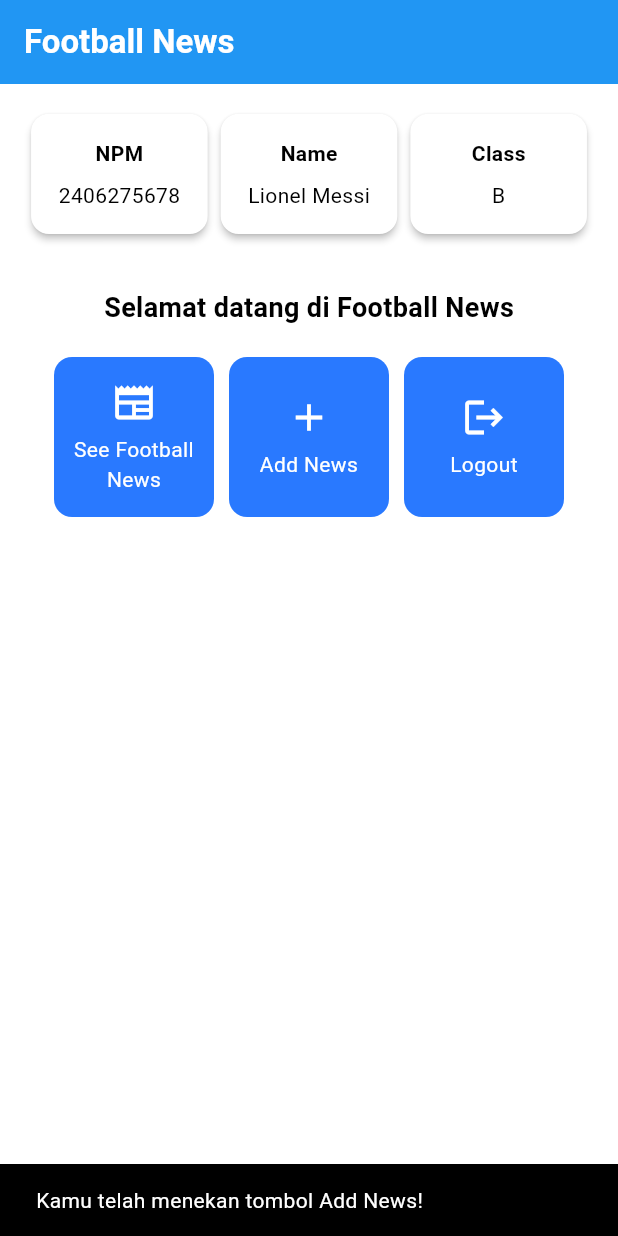
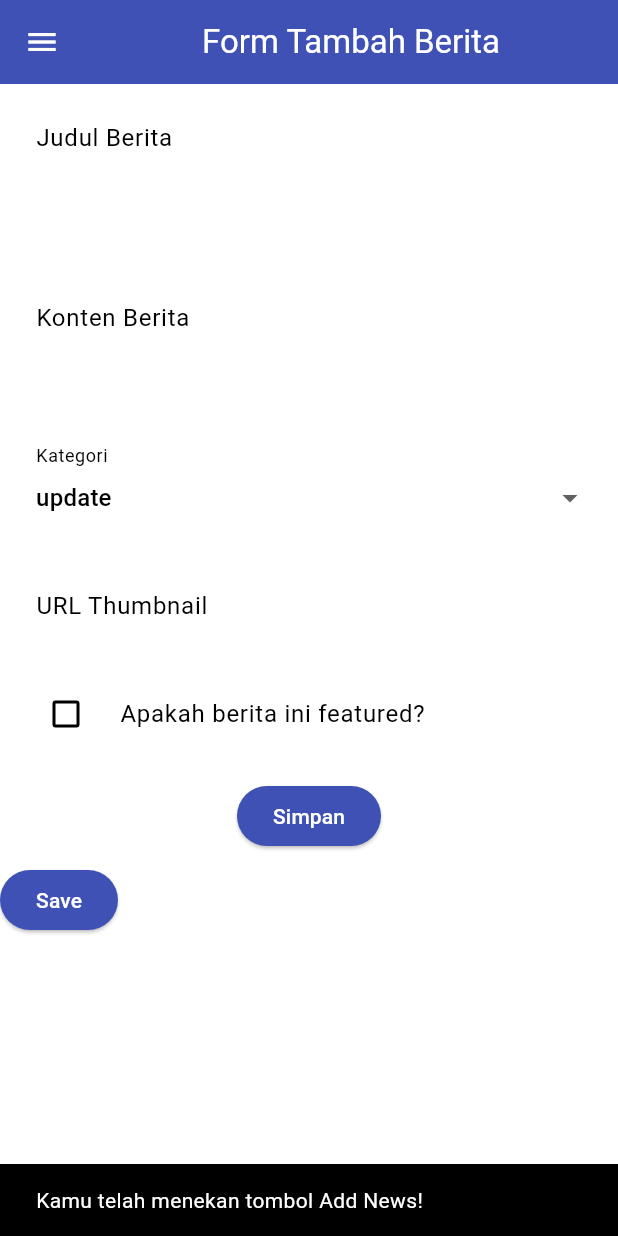
Before and after one commit to rafasoelistiono/football-news-mobile, a Flutter app: the screen it shows after launch, after a tap on "Add News", on a phone screen of 412 x 824 dp. Run offline on Flutter 3.47's test engine with Material 3 defaults, Android fonts, the phone set to English and light mode, and no system bars.

Commit message:
tutorial 7 selesai

```diff
--- a/lib/main.dart
+++ b/lib/main.dart
@@ -1,5 +1,5 @@
 import 'package:flutter/material.dart';
-import 'package:football_news/menu.dart';
+import 'package:football_news/screens/menu.dart';
 
 void main() {
   runApp(const MyApp());
--- a/lib/menu.dart
+++ b/lib/screens/menu.dart
@@ -1,4 +1,6 @@
 import 'package:flutter/material.dart';
+import 'package:football_news/widgets/left_drawer.dart';
+import 'package:football_news/widgets/news_card.dart';
 
 class MyHomePage extends StatelessWidget {
   MyHomePage({super.key});
@@ -27,6 +29,7 @@ class MyHomePage extends StatelessWidget {
         // Warna latar belakang AppBar diambil dari skema warna tema aplikasi.
         backgroundColor: Theme.of(context).colorScheme.primary,
       ),
+      drawer: const LeftDrawer(),
       // Body halaman dengan padding di sekelilingnya.
       body: Padding(
         padding: const EdgeInsets.all(16.0),
@@ -128,54 +131,3 @@ class ItemHomepage {
 
   ItemHomepage(this.name, this.icon);
 }
-
-class ItemCard extends StatelessWidget {
-  // Menampilkan kartu dengan ikon dan nama.
-
-  final ItemHomepage item;
-
-  const ItemCard(this.item, {super.key});
-
-  @override
-  Widget build(BuildContext context) {
-    return Material(
-      // Menentukan warna latar belakang dari tema aplikasi.
-      color: Theme.of(context).colorScheme.secondary,
-      // Membuat sudut kartu melengkung.
-      borderRadius: BorderRadius.circular(12),
-
-      child: InkWell(
-        // Aksi ketika kartu ditekan.
-        onTap: () {
-          // Menampilkan pesan SnackBar saat kartu ditekan.
-          ScaffoldMessenger.of(context)
-            ..hideCurrentSnackBar()
-            ..showSnackBar(
-              SnackBar(
-                content: Text("Kamu telah menekan tombol ${item.name}!"),
-              ),
-            );
-        },
-        // Container untuk menyimpan Icon dan Text
-        child: Container(
-          padding: const EdgeInsets.all(8),
-          child: Center(
-            child: Column(
-              // Menyusun ikon dan teks di tengah kartu.
-              mainAxisAlignment: MainAxisAlignment.center,
-              children: [
-                Icon(item.icon, color: Colors.white, size: 30.0),
-                const Padding(padding: EdgeInsets.all(3)),
-                Text(
-                  item.name,
-                  textAlign: TextAlign.center,
-                  style: const TextStyle(color: Colors.white),
-                ),
-              ],
-            ),
-          ),
-        ),
-      ),
-    );
-  }
-}
--- /dev/null
+++ b/lib/screens/newslist_form.dart
@@ -0,0 +1,261 @@
+import 'package:flutter/material.dart';
+import 'package:football_news/widgets/left_drawer.dart';
+
+class NewsFormPage extends StatefulWidget {
+  const NewsFormPage({super.key});
+
+  @override
+  State<NewsFormPage> createState() => _NewsFormPageState();
+}
+
+class _NewsFormPageState extends State<NewsFormPage> {
+  final _formKey = GlobalKey<FormState>();
+  String _title = "";
+  String _content = "";
+  String _category = "update"; // default
+  String _thumbnail = "";
+  bool _isFeatured = false; // default
+
+  final List<String> _categories = [
+    'transfer',
+    'update',
+    'exclusive',
+    'match',
+    'rumor',
+    'analysis',
+  ];
+
+  @override
+  Widget build(BuildContext context) {
+    return Scaffold(
+      appBar: AppBar(
+        title: const Center(child: Text('Form Tambah Berita')),
+        backgroundColor: Colors.indigo,
+        foregroundColor: Colors.white,
+      ),
+      drawer: const LeftDrawer(),
+      body: Form(
+        key: _formKey,
+        child: SingleChildScrollView(
+          child: Column(
+            crossAxisAlignment: CrossAxisAlignment.start,
+            children: [
+              // === Title ===
+              Padding(
+                padding: const EdgeInsets.all(8.0),
+                child: TextFormField(
+                  decoration: InputDecoration(
+                    hintText: "Judul Berita",
+                    labelText: "Judul Berita",
+                    border: OutlineInputBorder(
+                      borderRadius: BorderRadius.circular(5.0),
+                    ),
+                  ),
+                  onChanged: (String? value) {
+                    setState(() {
+                      _title = value!;
+                    });
+                  },
+                  validator: (String? value) {
+                    if (value == null || value.isEmpty) {
+                      return "Judul tidak boleh kosong!";
+                    }
+                    return null;
+                  },
+                ),
+              ),
+              // === Content ===
+              Padding(
+                padding: const EdgeInsets.all(8.0),
+                child: TextFormField(
+                  decoration: InputDecoration(
+                    hintText: "Konten Berita",
+                    labelText: "Konten Berita",
+                    border: OutlineInputBorder(
+                      borderRadius: BorderRadius.circular(5.0),
+                    ),
+                  ),
+                  onChanged: (String? value) {
+                    setState(() {
+                      _content = value!;
+                    });
+                  },
+                  validator: (String? value) {
+                    if (value == null || value.isEmpty) {
+                      return "Konten tidak boleh kosong!";
+                    }
+                    return null;
+                  },
+                  maxLines: 5,
+                ),
+              ),
+              // === Category ===
+              Padding(
+                padding: const EdgeInsets.all(8.0),
+                child: DropdownButtonFormField<String>(
+                  value: _category,
+                  decoration: InputDecoration(
+                    labelText: "Kategori",
+                    border: OutlineInputBorder(
+                      borderRadius: BorderRadius.circular(5.0),
+                    ),
+                  ),
+                  items:
+                      _categories.map((String category) {
+                        return DropdownMenuItem<String>(
+                          value: category,
+                          child: Text(category),
+                        );
+                      }).toList(),
+                  onChanged: (String? value) {
+                    setState(() {
+                      _category = value!;
+                    });
+                  },
+                  validator: (String? value) {
+                    if (value == null || value.isEmpty) {
+                      return "Kategori tidak boleh kosong!";
+                    }
+                    return null;
+                  },
+                ),
+              ),
+              // === Thumbnail ===
+              Padding(
+                padding: const EdgeInsets.all(8.0),
+                child: TextFormField(
+                  decoration: InputDecoration(
+                    hintText: "URL Thumbnail",
+                    labelText: "URL Thumbnail",
+                    border: OutlineInputBorder(
+                      borderRadius: BorderRadius.circular(5.0),
+                    ),
+                  ),
+                  onChanged: (String? value) {
+                    setState(() {
+                      _thumbnail = value!;
+                    });
+                  },
+                  validator: (String? value) {
+                    if (value == null || value.isEmpty) {
+                      return "URL Thumbnail tidak boleh kosong!";
+                    }
+                    return null;
+                  },
+                ),
+              ),
+              // === Is Featured ===
+              Padding(
+                padding: const EdgeInsets.all(8.0),
+                child: CheckboxListTile(
+                  title: const Text('Apakah berita ini featured?'),
+                  value: _isFeatured,
+                  onChanged: (bool? value) {
+                    setState(() {
+                      _isFeatured = value!;
+                    });
+                  },
+                  controlAffinity: ListTileControlAffinity.leading,
+                ),
+              ),
+              // === Tombol Simpan ===
+              Align(
+                alignment: Alignment.bottomCenter,
+                child: Padding(
+                  padding: const EdgeInsets.all(8.0),
+                  child: ElevatedButton(
+                    style: ButtonStyle(
+                      backgroundColor: MaterialStateProperty.all(Colors.indigo),
+                    ),
+                    onPressed: () {
+                      if (_formKey.currentState!.validate()) {
+                        showDialog(
+                          context: context,
+                          builder: (context) {
+                            return AlertDialog(
+                              title: const Text('Berita Berhasil Ditambahkan'),
+                              content: SingleChildScrollView(
+                                child: Column(
+                                  crossAxisAlignment: CrossAxisAlignment.start,
+                                  children: [
+                                    Text('Judul: $_title'),
+                                    Text('Konten: $_content'),
+                                    Text('Kategori: $_category'),
+                                    Text('Thumbnail: $_thumbnail'),
+                                    Text('Featured: $_isFeatured'),
+                                  ],
+                                ),
+                              ),
+                              actions: [
+                                TextButton(
+                                  child: const Text('OK'),
+                                  onPressed: () {
+                                    Navigator.pop(context);
+                                  },
+                                ),
+                              ],
+                            );
+                          },
+                        );
+                      }
+                    },
+                    child: const Text(
+                      "Simpan",
+                      style: TextStyle(color: Colors.white),
+                    ),
+                  ),
+                ),
+              ),
+              ElevatedButton(
+                style: ButtonStyle(
+                  backgroundColor:
+                      MaterialStateProperty.all(Colors.indigo),
+                ),
+                onPressed: () {
+                  if (_formKey.currentState!.validate()) {
+                    showDialog(
+                      context: context,
+                      builder: (context) {
+                        return AlertDialog(
+                          title: const Text('Produk berhasil tersimpan'),
+                          content: SingleChildScrollView(
+                            child: Column(
+                              crossAxisAlignment:
+                                  CrossAxisAlignment.start,
+                              children: [
+                                // TODO: Munculkan value-value lainnya
+                                Text('Judul: $_title'),
+                                Text('Konten: $_content'),
+                                Text('Kategori: $_category'),
+                                Text('Thumbnail: $_thumbnail'),
+                                Text('Featured: $_isFeatured'),
+                              ],
+                            ),
+                          ),
+                          actions: [
+                            TextButton(
+                              child: const Text('OK'),
+                              onPressed: () {
+                                Navigator.pop(context);
+                              },
+                            ),
+                          ],
+                        );
+                      },
+                    );
+                  _formKey.currentState!.reset();
+                  }
+                },
+                child: const Text(
+                  "Save",
+                  style: TextStyle(color: Colors.white),
+                ),
+              ),
+            ],
+          ),
+
+        ),
+      ),
+    );
+  }
+}
--- /dev/null
+++ b/lib/widgets/left_drawer.dart
@@ -0,0 +1,71 @@
+import 'package:flutter/material.dart';
+import 'package:football_news/screens/menu.dart';
+import 'package:football_news/screens/newslist_form.dart';
+
+class LeftDrawer extends StatelessWidget {
+  const LeftDrawer({super.key});
+
+  @override
+  Widget build(BuildContext context) {
+    return Drawer(
+      child: ListView(
+        children: [
+          const DrawerHeader(
+            decoration: BoxDecoration(color: Colors.blue),
+            child: Column(
+              children: [
+                Text(
+                  'Football News',
+                  textAlign: TextAlign.center,
+                  style: TextStyle(
+                    fontSize: 30,
+                    fontWeight: FontWeight.bold,
+                    color: Colors.white,
+                  ),
+                ),
+                Padding(padding: EdgeInsets.all(10)),
+                Text(
+                  "Seluruh berita sepak bola terkini di sini",
+                  textAlign: TextAlign.center,
+                  style: TextStyle(
+                    fontSize: 15.0,
+                    color: Colors.white,
+                    fontWeight: FontWeight.normal,
+                  ),
+                ),
+              ],
+            ),
+          ),
+          ListTile(
+            leading: const Icon(Icons.home_outlined),
+            title: const Text('Home'),
+            onTap: () {
+              Navigator.pushReplacement(
+                context,
+                MaterialPageRoute(builder: (context) => MyHomePage()),
+              );
+            },
+          ),
+          ListTile(
+            leading: const Icon(Icons.add),
+            title: const Text('Add News'),
+            onTap: () {
+              Navigator.pushReplacement(
+                context,
+                MaterialPageRoute(builder: (context) => NewsFormPage()),
+              );
+              ScaffoldMessenger.of(context)
+                ..hideCurrentSnackBar()
+                ..showSnackBar(
+                  const SnackBar(
+                    content: Text("Kamu telah menekan tombol Add News!"),
+                  ),
+                );
+            },
+          ),
+        ],
+      ),
+    );
+  }
+
+}
--- /dev/null
+++ b/lib/widgets/news_card.dart
@@ -0,0 +1,61 @@
+import 'package:flutter/material.dart';
+import 'package:football_news/screens/menu.dart';
+import 'package:football_news/screens/newslist_form.dart';
+
+class ItemCard extends StatelessWidget {
+  // Menampilkan kartu dengan ikon dan nama.
+
+  final ItemHomepage item;
+
+  const ItemCard(this.item, {super.key});
+
+  @override
+  Widget build(BuildContext context) {
+    return Material(
+      // Menentukan warna latar belakang dari tema aplikasi.
+      color: Theme.of(context).colorScheme.secondary,
+      // Membuat sudut kartu melengkung.
+      borderRadius: BorderRadius.circular(12),
+
+      child: InkWell(
+        // Aksi ketika kartu ditekan.
+        onTap: () {
+          // Menampilkan pesan SnackBar saat kartu ditekan.
+          ScaffoldMessenger.of(context)
+            ..hideCurrentSnackBar()
+            ..showSnackBar(
+              SnackBar(
+                content: Text("Kamu telah menekan tombol ${item.name}!"),
+              ),
+            );
+          // Navigate ke route yang sesuai (tergantung jenis tombol)
+          if (item.name == "Add News") {
+            Navigator.push(
+              context,
+              MaterialPageRoute(builder: (context) => const NewsFormPage()),
+            );
+          }
+        },
+        // Container untuk menyimpan Icon dan Text
+        child: Container(
+          padding: const EdgeInsets.all(8),
+          child: Center(
+            child: Column(
+              // Menyusun ikon dan teks di tengah kartu.
+              mainAxisAlignment: MainAxisAlignment.center,
+              children: [
+                Icon(item.icon, color: Colors.white, size: 30.0),
+                const Padding(padding: EdgeInsets.all(3)),
+                Text(
+                  item.name,
+                  textAlign: TextAlign.center,
+                  style: const TextStyle(color: Colors.white),
+                ),
+              ],
+            ),
+          ),
+        ),
+      ),
+    );
+  }
+}
```
Also changed, not shown: form_sample/analysis_options.yaml (added, +28 -0 lines), form_sample/lib/main.dart (added, +64 -0 lines), form_sample/pubspec.yaml (added, +89 -0 lines), form_sample/pubspec.lock (added), 124 other files.
